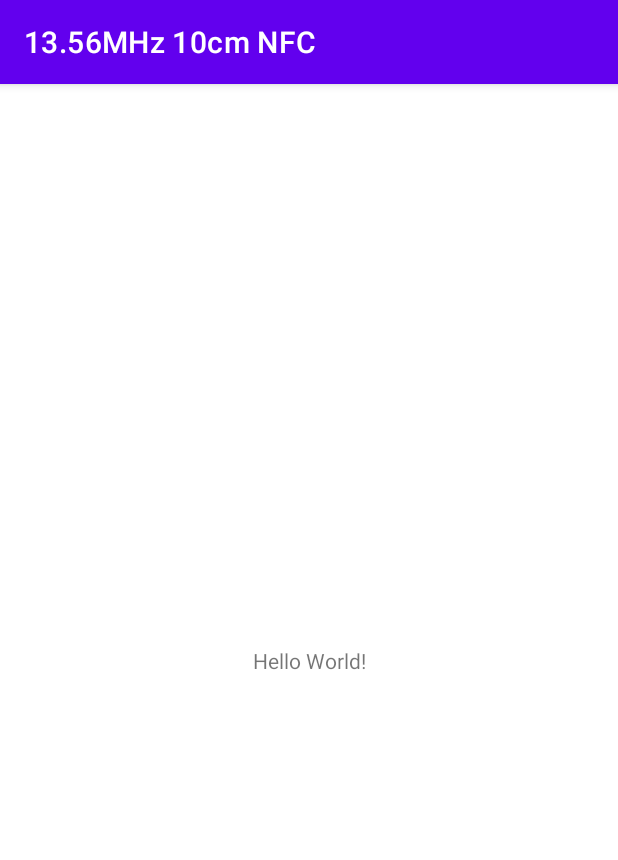
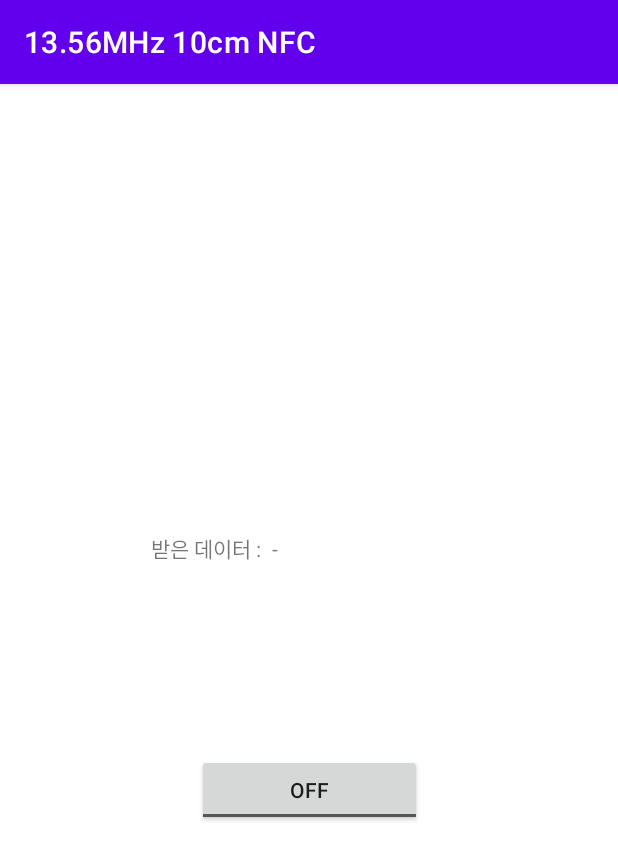
Before and after one commit to stegano3094/CloserTag, an Android app: the screen it shows after launch (MainActivity), on a phone screen of 412 x 824 dp. Shown: the top 860 px of the screen. Run offline under Robolectric (Android 15) with nearby library versions, the phone set to English and light mode, and no system bars; 1 statement that could not run was skipped.

Commit message:
'todoUri'

```diff
--- a/app/build.gradle
+++ b/app/build.gradle
@@ -10,7 +10,7 @@ android {
 
     defaultConfig {
         applicationId "com.stegano.closertag"
-        minSdkVersion 16
+        minSdkVersion 21
         targetSdkVersion 30
         versionCode 1
         versionName "1.0"
--- a/app/src/main/AndroidManifest.xml
+++ b/app/src/main/AndroidManifest.xml
@@ -26,6 +26,7 @@
             <intent-filter>
                 <action android:name="android.nfc.action.TECH_DISCOVERED"/>
             </intent-filter>
+
             <meta-data android:name="android.nfc.action.TECH_DISCOVERED"
                 android:resource="@xml/nfc_tech_filter" />
         </activity>
--- a/app/src/main/res/layout/activity_main.xml
+++ b/app/src/main/res/layout/activity_main.xml
@@ -7,12 +7,36 @@
     tools:context=".MainActivity">
 
     <TextView
+        android:id="@+id/textView"
         android:layout_width="wrap_content"
         android:layout_height="wrap_content"
-        android:text="Hello World!"
+        android:text="받은 데이터 : "
         app:layout_constraintBottom_toBottomOf="parent"
+        app:layout_constraintHorizontal_bias="0.3"
         app:layout_constraintLeft_toLeftOf="parent"
         app:layout_constraintRight_toRightOf="parent"
-        app:layout_constraintTop_toTopOf="parent" />
+        app:layout_constraintTop_toTopOf="parent"
+        app:layout_constraintVertical_bias="0.4" />
+
+    <TextView
+        android:id="@+id/readDataText"
+        android:layout_width="wrap_content"
+        android:layout_height="wrap_content"
+        android:layout_margin="4dp"
+        android:text="-"
+        app:layout_constraintBottom_toBottomOf="@+id/textView"
+        app:layout_constraintStart_toEndOf="@+id/textView"
+        app:layout_constraintTop_toTopOf="@+id/textView" />
+
+    <ToggleButton
+        android:id="@+id/toggleButton"
+        android:layout_width="150dp"
+        android:layout_height="wrap_content"
+        android:text="NFC 태그로 전송"
+        app:layout_constraintBottom_toBottomOf="parent"
+        app:layout_constraintEnd_toEndOf="parent"
+        app:layout_constraintStart_toStartOf="parent"
+        app:layout_constraintTop_toTopOf="parent"
+        app:layout_constraintVertical_bias="0.62" />
 
 </androidx.constraintlayout.widget.ConstraintLayout>
```
Also changed, not shown: app/src/main/java/com/stegano/closertag/MainActivity.kt (+70 -6 lines).
